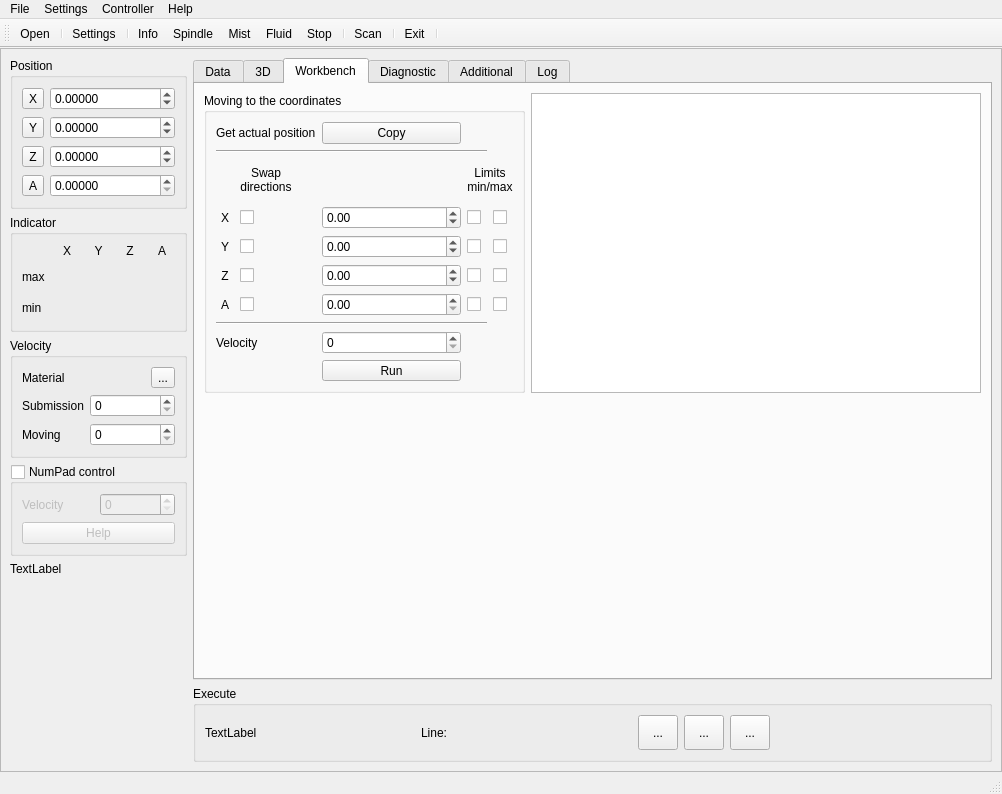
Before: the Qt Designer form sources/forms/MainWindow.ui in eduard-x/cnc-qt, drawn with Qt 5.
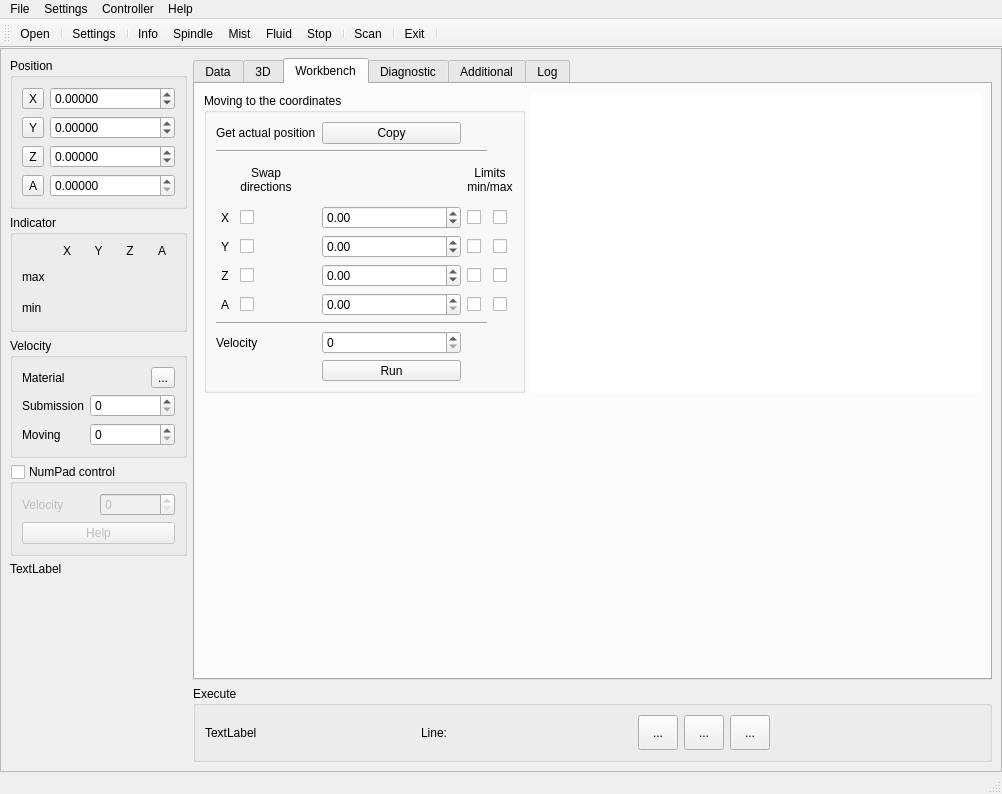
After: the same form once the commit is applied. The open tabs and pages were chosen to show the change. Icons and pictures are not drawn.

Diff of the .ui file:
```diff
--- a/sources/forms/MainWindow.ui
+++ b/sources/forms/MainWindow.ui
@@ -1294,6 +1294,15 @@
                  <height>300</height>
                 </size>
                </property>
+               <property name="acceptDrops">
+                <bool>false</bool>
+               </property>
+               <property name="frameShape">
+                <enum>QFrame::NoFrame</enum>
+               </property>
+               <property name="lineWidth">
+                <number>0</number>
+               </property>
               </widget>
              </item>
             </layout>
```
Left out of the diff: 10 changed lines with no effect on the pictures.
